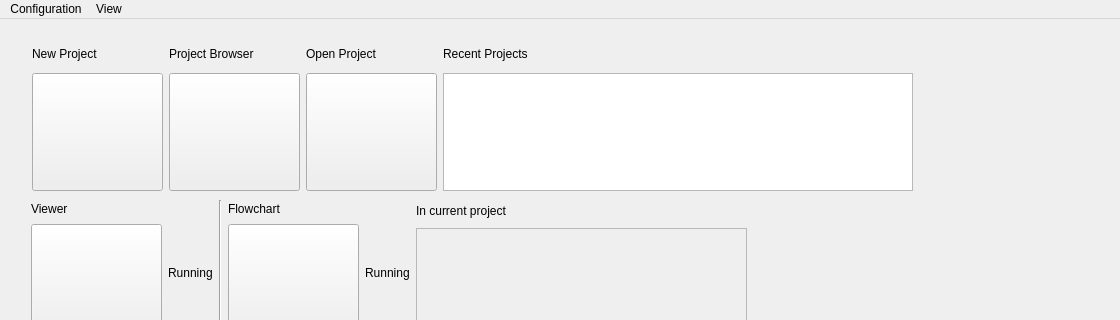
Old version of the form common/welcome_window_pytemplate.ui in the repository kushalkolar/MESmerize; both pictures show x 0 to 1120 and y 0 to 320 of the 1120 by 813 pixel window.
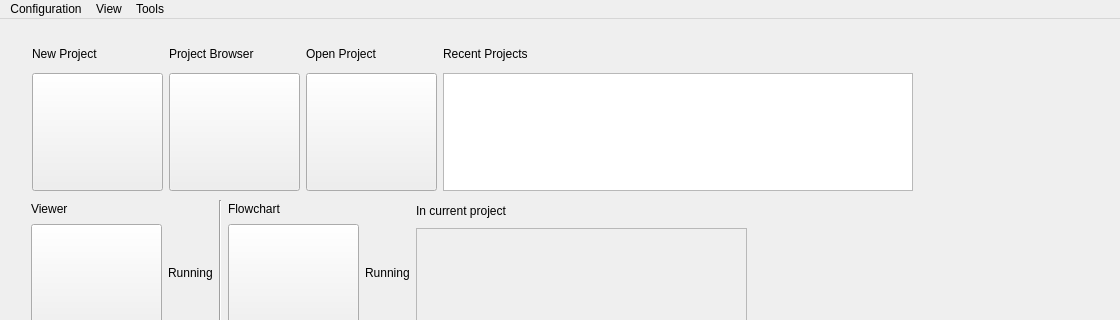
New version of the form.

```diff
--- a/common/welcome_window_pytemplate.ui
+++ b/common/welcome_window_pytemplate.ui
@@ -625,8 +625,15 @@
     <addaction name="separator"/>
     <addaction name="actionConsole"/>
    </widget>
+   <widget class="QMenu" name="menuTools">
+    <property name="title">
+     <string>Tools</string>
+    </property>
+    <addaction name="actionViewer_linker"/>
+   </widget>
    <addaction name="menuConfiguration"/>
    <addaction name="menuView"/>
+   <addaction name="menuTools"/>
   </widget>
   <widget class="QStatusBar" name="statusbar"/>
   <widget class="QDockWidget" name="dockConsole">
```
Left out of the diff: 5 changed lines with no effect on the pictures.
